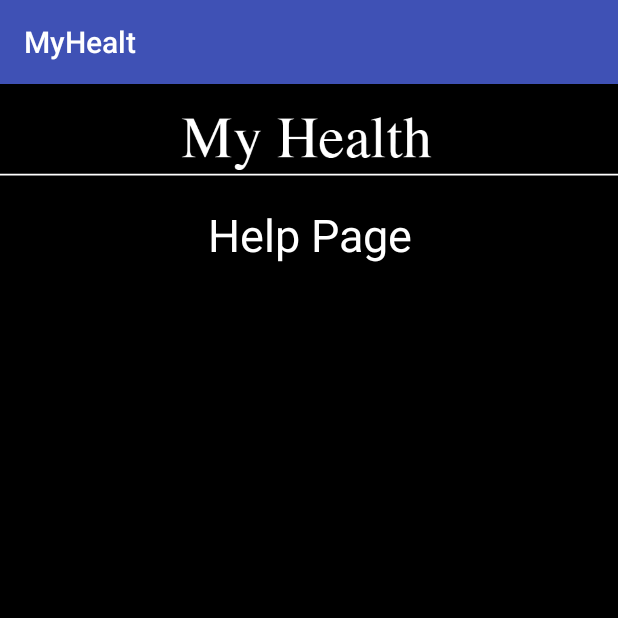
After one commit to liyefei737/PhysioTrack, an Android app: the HelpActivity screen opened directly, with no data from a screen before it, on a phone screen of 412 x 824 dp, the top half of it. The commit adds this screen. Run offline under Robolectric (Android 15) with nearby library versions, the phone set to English and light mode, and no system bars.

Commit message:
Medic Help Page Created
Medic Help Page Created and Linked

```diff
--- a/server/app/src/main/AndroidManifest.xml
+++ b/server/app/src/main/AndroidManifest.xml
@@ -1,12 +1,13 @@
 <?xml version="1.0" encoding="utf-8"?>
 <manifest xmlns:android="http://schemas.android.com/apk/res/android"
     package="com.drdc1.medic">
+
     <supports-screens
         android:largeScreens="true"
         android:normalScreens="true"
         android:smallScreens="true"
-        android:xlargeScreens="true"
-        />
+        android:xlargeScreens="true" />
+
     <application
         android:name=".AppContext"
         android:allowBackup="true"
@@ -20,6 +21,7 @@
             android:theme="@style/AppTheme.NoActionBar">
             <intent-filter>
                 <action android:name="android.intent.action.MAIN" />
+
                 <category android:name="android.intent.category.LAUNCHER" />
             </intent-filter>
         </activity>
@@ -39,8 +41,7 @@
             android:enabled="true"
             android:exported="false"
             android:stopWithTask="false" />
-
-        <activity android:name=".IndividualSoldier" />
+        <activity android:name=".HelpActivity"/>
     </application>
 
 </manifest>
--- /dev/null
+++ b/server/app/src/main/java/com/drdc1/medic/HelpActivity.java
@@ -0,0 +1,13 @@
+package com.drdc1.medic;
+
+import android.support.v7.app.AppCompatActivity;
+import android.os.Bundle;
+
+public class HelpActivity extends AppCompatActivity {
+
+    @Override
+    protected void onCreate(Bundle savedInstanceState) {
+        super.onCreate(savedInstanceState);
+        setContentView(R.layout.activity_help);
+    }
+}
--- a/server/app/src/main/java/com/drdc1/medic/HomeFragment.java
+++ b/server/app/src/main/java/com/drdc1/medic/HomeFragment.java
@@ -14,6 +14,7 @@ import android.support.v7.widget.Toolbar;
 import android.view.LayoutInflater;
 import android.view.View;
 import android.view.ViewGroup;
+import android.widget.ImageButton;
 import android.widget.TextView;
 
 // This is the home page of the tab application.
@@ -151,4 +152,8 @@ public class HomeFragment extends AppCompatActivity {
         wellnessAlgo.setClass(this, BackgroundWellnessAlgo.class);
         startService(wellnessAlgo);
     }
+    public void callHelp(View v){
+        Intent callhelp = new Intent(HomeFragment.this, HelpActivity.class);
+        startActivity(callhelp);
+    }
 }
--- /dev/null
+++ b/server/app/src/main/res/layout/activity_help.xml
@@ -0,0 +1,32 @@
+<?xml version="1.0" encoding="utf-8"?>
+<LinearLayout xmlns:android="http://schemas.android.com/apk/res/android"
+    xmlns:app="http://schemas.android.com/apk/res-auto"
+    xmlns:tools="http://schemas.android.com/tools"
+    android:id="@+id/activity_help"
+    android:layout_width="match_parent"
+    android:layout_height="match_parent"
+    android:orientation="vertical"
+    android:background="@color/bg"
+    tools:context="com.drdc1.medic.HelpActivity">
+    <ImageView
+        android:layout_width="match_parent"
+        android:layout_height="wrap_content"
+        app:srcCompat="@drawable/appheader"
+        android:layout_marginTop="-20dp"
+        android:id="@+id/ivHeader" />
+    <LinearLayout
+        android:layout_width="match_parent"
+        android:layout_height="wrap_content"
+        android:orientation="horizontal"
+        android:layout_marginTop="-20dp">
+        <TextView
+            android:text="Help Page"
+            android:layout_width="match_parent"
+            android:layout_height="wrap_content"
+            android:id="@+id/tvHelpHeader"
+            android:textSize="30dp"
+            android:textAlignment="center"
+            android:textColor="@color/white"/>
+    </LinearLayout>
+
+</LinearLayout>
--- a/server/app/src/main/res/layout/fragment_squad_status.xml
+++ b/server/app/src/main/res/layout/fragment_squad_status.xml
@@ -114,6 +114,7 @@
         android:layout_alignParentRight="true"
         android:layout_alignParentEnd="true"
         android:layout_marginRight="15dp"
-        android:layout_marginEnd="15dp" />
+        android:layout_marginEnd="15dp"
+        android:onClick="callHelp" />
 
 </RelativeLayout>
--- a/server/app/src/main/res/layout/fragment_treatment_screen_tab.xml
+++ b/server/app/src/main/res/layout/fragment_treatment_screen_tab.xml
@@ -40,7 +40,8 @@ tools:context="com.drdc1.medic.TreatmentScreenTab">
                     android:id="@+id/ibHelp"
                     android:layout_weight="1"
                     android:background="@android:color/black"
-                    android:layout_marginLeft="300dp" />
+                    android:layout_marginLeft="300dp"
+                    android:onClick="callHelp" />
 
             </LinearLayout>
 
```
Also changed, not shown: 1 other file.
